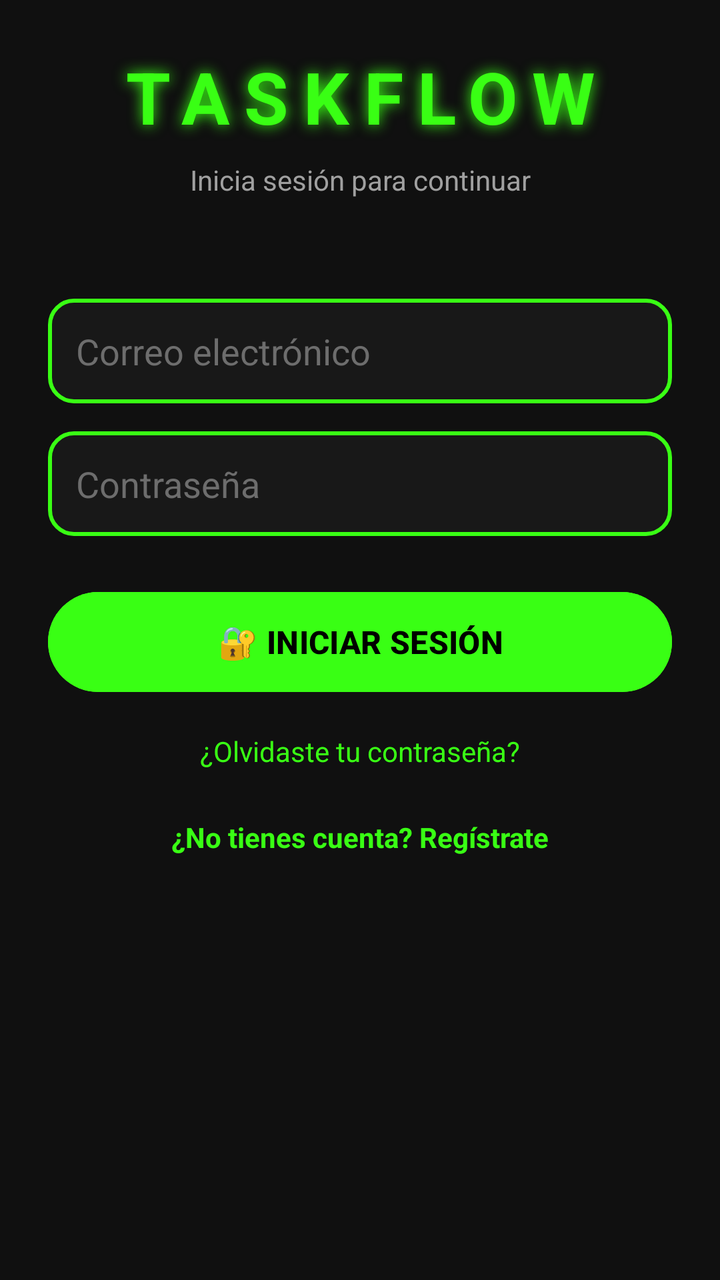
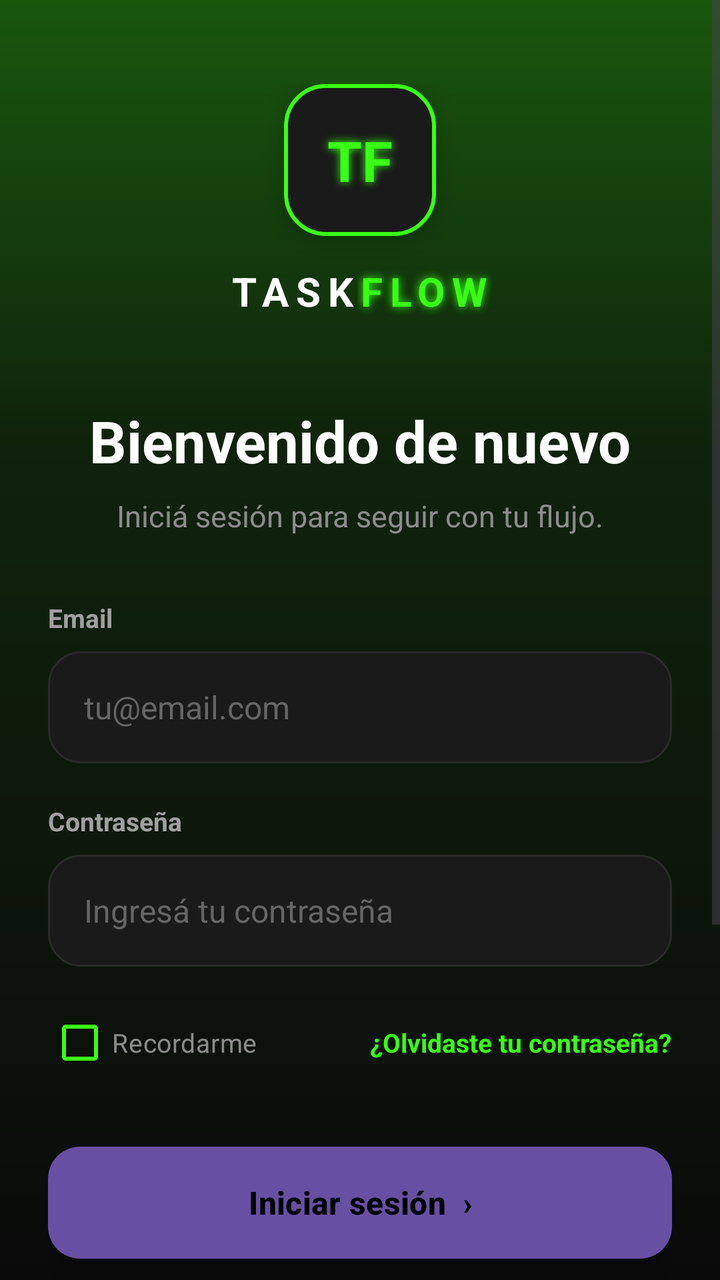

Two renders of the same Android screen: before a commit and after it. Below are the layout's source before the change and the commit's diff.
<!-- AndroidManifest.xml: application theme Theme.TaskFlow -->
<!-- res/layout/activity_login.xml -->
<?xml version="1.0" encoding="utf-8"?>
<ScrollView xmlns:android="http://schemas.android.com/apk/res/android"
    android:layout_width="match_parent"
    android:layout_height="match_parent"
    android:background="#101010"
    android:fillViewport="true">

    <LinearLayout
        android:layout_width="match_parent"
        android:layout_height="match_parent"
        android:orientation="vertical"
        android:padding="24dp">

        

        <TextView
            android:layout_width="match_parent"
            android:layout_height="wrap_content"
            android:gravity="center"
            android:text="TASKFLOW"
            android:textColor="#39FF14"
            android:textSize="36sp"
            android:textStyle="bold"
            android:letterSpacing="0.2"
            android:shadowColor="#39FF14"
            android:shadowDx="0"
            android:shadowDy="0"
            android:shadowRadius="18" />

        <TextView
            android:layout_width="match_parent"
            android:layout_height="wrap_content"
            android:layout_marginTop="8dp"
            android:gravity="center"
            android:text="Inicia sesión para continuar"
            android:textColor="#A0A0A0"
            android:textSize="14sp" />

        

        <EditText
            android:id="@+id/etEmail"
            android:layout_width="match_parent"
            android:layout_height="wrap_content"
            android:layout_marginTop="50dp"
            android:background="@drawable/neon_background"
            android:hint="Correo electrónico"
            android:textColorHint="#6D6D6D"
            android:inputType="textEmailAddress"
            android:padding="14dp"
            android:textColor="#FFFFFF" />

        

        <EditText
            android:id="@+id/etPassword"
            android:layout_width="match_parent"
            android:layout_height="wrap_content"
            android:layout_marginTop="14dp"
            android:background="@drawable/neon_background"
            android:hint="Contraseña"
            android:textColorHint="#6D6D6D"
            android:inputType="textPassword"
            android:padding="14dp"
            android:textColor="#FFFFFF" />

        

        <Button
            android:id="@+id/btnLogin"
            android:layout_width="match_parent"
            android:layout_height="58dp"
            android:layout_marginTop="24dp"
            android:backgroundTint="#39FF14"
            android:elevation="8dp"
            android:text="🔐 INICIAR SESIÓN"
            android:textAllCaps="false"
            android:textColor="#000000"
            android:textSize="16sp"
            android:textStyle="bold" />

        

        <TextView
            android:id="@+id/tvForgotPassword"
            android:layout_width="match_parent"
            android:layout_height="wrap_content"
            android:layout_marginTop="16dp"
            android:gravity="center"
            android:text="¿Olvidaste tu contraseña?"
            android:textColor="#39FF14"
            android:textSize="14sp" />

        

        <TextView
            android:id="@+id/tvRegister"
            android:layout_width="match_parent"
            android:layout_height="wrap_content"
            android:layout_marginTop="24dp"
            android:gravity="center"
            android:text="¿No tienes cuenta? Regístrate"
            android:textColor="#39FF14"
            android:textSize="14sp"
            android:textStyle="bold" />

    </LinearLayout>

</ScrollView>
<!-- resources referenced by this layout -->
<resources>
  <!-- drawable neon_background (drawable) -->
  <?xml version="1.0" encoding="utf-8"?>
  <shape xmlns:android="http://schemas.android.com/apk/res/android"
      android:shape="rectangle">
  
      <solid android:color="#181818" />
  
      <stroke
          android:width="2dp"
          android:color="#39FF14" />
  
      <corners android:radius="12dp" />
  
      <padding
          android:left="12dp"
          android:top="12dp"
          android:right="12dp"
          android:bottom="12dp" />
  
  </shape>
  <style name="Theme.TaskFlow" parent="Base.Theme.TaskFlow" />
  <style name="Base.Theme.TaskFlow" parent="Theme.Material3.DayNight.NoActionBar">
          
          
      </style>
</resources>

<!-- the commit's change to res/layout/activity_login.xml (unified diff, before → after) -->
@@ -2,108 +2,238 @@
 <ScrollView xmlns:android="http://schemas.android.com/apk/res/android"
     android:layout_width="match_parent"
     android:layout_height="match_parent"
-    android:background="#101010"
-    android:fillViewport="true">
+    android:background="@drawable/login_background_gradient"
+    android:fillViewport="true"
+    android:overScrollMode="never">
 
     <LinearLayout
         android:layout_width="match_parent"
-        android:layout_height="match_parent"
+        android:layout_height="wrap_content"
         android:orientation="vertical"
-        android:padding="24dp">
-
-        
-
-        <TextView
-            android:layout_width="match_parent"
-            android:layout_height="wrap_content"
-            android:gravity="center"
-            android:text="TASKFLOW"
+        android:gravity="center_horizontal"
+        android:paddingStart="24dp"
+        android:paddingEnd="24dp"
+        android:paddingTop="42dp"
+        android:paddingBottom="32dp">
+
+        <TextView
+            android:layout_width="76dp"
+            android:layout_height="76dp"
+            android:gravity="center"
+            android:background="@drawable/login_logo_background"
+            android:elevation="8dp"
+            android:text="TF"
             android:textColor="#39FF14"
-            android:textSize="36sp"
+            android:textSize="28sp"
             android:textStyle="bold"
-            android:letterSpacing="0.2"
             android:shadowColor="#39FF14"
             android:shadowDx="0"
             android:shadowDy="0"
-            android:shadowRadius="18" />
+            android:shadowRadius="10" />
+
+        <LinearLayout
+            android:layout_width="wrap_content"
+            android:layout_height="wrap_content"
+            android:layout_marginTop="14dp"
+            android:orientation="horizontal">
+
+            <TextView
+                android:layout_width="wrap_content"
+                android:layout_height="wrap_content"
+                android:text="TASK"
+                android:textColor="#FFFFFF"
+                android:textSize="20sp"
+                android:textStyle="bold"
+                android:letterSpacing="0.18" />
+
+            <TextView
+                android:layout_width="wrap_content"
+                android:layout_height="wrap_content"
+                android:text="FLOW"
+                android:textColor="#39FF14"
+                android:textSize="20sp"
+                android:textStyle="bold"
+                android:letterSpacing="0.18"
+                android:shadowColor="#39FF14"
+                android:shadowDx="0"
+                android:shadowDy="0"
+                android:shadowRadius="10" />
+        </LinearLayout>
+
+        <TextView
+            android:layout_width="match_parent"
+            android:layout_height="wrap_content"
+            android:layout_marginTop="42dp"
+            android:gravity="center"
+            android:text="Bienvenido de nuevo"
+            android:textColor="#FFFFFF"
+            android:textSize="29sp"
+            android:textStyle="bold" />
 
         <TextView
             android:layout_width="match_parent"
             android:layout_height="wrap_content"
             android:layout_marginTop="8dp"
             android:gravity="center"
-            android:text="Inicia sesión para continuar"
+            android:text="Iniciá sesión para seguir con tu flujo."
+            android:textColor="#8C8C8C"
+            android:textSize="15sp" />
+
+        <TextView
+            android:layout_width="match_parent"
+            android:layout_height="wrap_content"
+            android:layout_marginTop="32dp"
+            android:text="Email"
             android:textColor="#A0A0A0"
-            android:textSize="14sp" />
-
-        
+            android:textSize="13sp"
+            android:textStyle="bold" />
 
         <EditText
             android:id="@+id/etEmail"
             android:layout_width="match_parent"
-            android:layout_height="wrap_content"
-            android:layout_marginTop="50dp"
-            android:background="@drawable/neon_background"
-            android:hint="Correo electrónico"
-            android:textColorHint="#6D6D6D"
+            android:layout_height="56dp"
+            android:layout_marginTop="8dp"
+            android:background="@drawable/login_input_background"
+            android:hint="tu@email.com"
             android:inputType="textEmailAddress"
-            android:padding="14dp"
-            android:textColor="#FFFFFF" />
-
-        
+            android:paddingStart="18dp"
+            android:paddingEnd="18dp"
+            android:textColor="#FFFFFF"
+            android:textColorHint="#666666"
+            android:textSize="16sp"
+            android:singleLine="true" />
+
+        <TextView
+            android:layout_width="match_parent"
+            android:layout_height="wrap_content"
+            android:layout_marginTop="20dp"
+            android:text="Contraseña"
+            android:textColor="#A0A0A0"
+            android:textSize="13sp"
+            android:textStyle="bold" />
 
         <EditText
             android:id="@+id/etPassword"
             android:layout_width="match_parent"
+            android:layout_height="56dp"
+            android:layout_marginTop="8dp"
+            android:background="@drawable/login_input_background"
+            android:hint="Ingresá tu contraseña"
+            android:inputType="textPassword"
+            android:paddingStart="18dp"
+            android:paddingEnd="18dp"
+            android:textColor="#FFFFFF"
+            android:textColorHint="#666666"
+            android:textSize="16sp"
+            android:singleLine="true" />
+
+        <LinearLayout
+            android:layout_width="match_parent"
             android:layout_height="wrap_content"
             android:layout_marginTop="14dp"
-            android:background="@drawable/neon_background"
-            android:hint="Contraseña"
-            android:textColorHint="#6D6D6D"
-            android:inputType="textPassword"
-            android:padding="14dp"
-            android:textColor="#FFFFFF" />
-
-        
+            android:gravity="center_vertical"
+            android:orientation="horizontal">
+
+            <CheckBox
+                android:layout_width="wrap_content"
+                android:layout_height="wrap_content"
+                android:buttonTint="#39FF14"
+                android:text="Recordarme"
+                android:textColor="#8C8C8C"
+                android:textSize="13sp" />
+
+            <View
+                android:layout_width="0dp"
+                android:layout_height="1dp"
+                android:layout_weight="1" />
+
+            <TextView
+                android:id="@+id/tvForgotPassword"
+                android:layout_width="wrap_content"
+                android:layout_height="wrap_content"
+                android:text="¿Olvidaste tu contraseña?"
+                android:textColor="#39FF14"
+                android:textSize="13sp"
+                android:textStyle="bold" />
+        </LinearLayout>
 
         <Button
             android:id="@+id/btnLogin"
             android:layout_width="match_parent"
-            android:layout_height="58dp"
-            android:layout_marginTop="24dp"
-            android:backgroundTint="#39FF14"
+            android:layout_height="56dp"
+            android:layout_marginTop="28dp"
+            android:background="@drawable/login_button_background"
             android:elevation="8dp"
-            android:text="🔐 INICIAR SESIÓN"
+            android:stateListAnimator="@null"
+            android:text="Iniciar sesión  ›"
             android:textAllCaps="false"
             android:textColor="#000000"
             android:textSize="16sp"
             android:textStyle="bold" />
 
-        
-
-        <TextView
-            android:id="@+id/tvForgotPassword"
-            android:layout_width="match_parent"
-            android:layout_height="wrap_content"
-            android:layout_marginTop="16dp"
-            android:gravity="center"
-            android:text="¿Olvidaste tu contraseña?"
+        <LinearLayout
+            android:layout_width="match_parent"
+            android:layout_height="wrap_content"
+            android:layout_marginTop="28dp"
+            android:gravity="center_vertical"
+            android:orientation="horizontal">
+
+            <View
+                android:layout_width="0dp"
+                android:layout_height="1dp"
+                android:layout_weight="1"
+                android:background="#2A2A2A" />
+
+            <TextView
+                android:layout_width="wrap_content"
+                android:layout_height="wrap_content"
+                android:layout_marginStart="14dp"
+                android:layout_marginEnd="14dp"
+                android:text="o continuá con"
+                android:textColor="#666666"
+                android:textSize="12sp" />
+
+            <View
+                android:layout_width="0dp"
+                android:layout_height="1dp"
+                android:layout_weight="1"
+                android:background="#2A2A2A" />
+        </LinearLayout>
+
+        <Button
+            android:layout_width="match_parent"
+            android:layout_height="52dp"
+            android:layout_marginTop="18dp"
+            android:background="@drawable/login_secondary_button"
+            android:stateListAnimator="@null"
+            android:text="G     Google"
+            android:textAllCaps="false"
+            android:textColor="#FFFFFF"
+            android:textSize="15sp"
+            android:textStyle="bold" />
+
+        <TextView
+            android:id="@+id/tvRegister"
+            android:layout_width="match_parent"
+            android:layout_height="wrap_content"
+            android:layout_marginTop="30dp"
+            android:gravity="center"
+            android:text="¿No tenés cuenta?  Registrate"
+            android:textColor="#8C8C8C"
+            android:textSize="14sp" />
+
+        <TextView
+            android:layout_width="wrap_content"
+            android:layout_height="wrap_content"
+            android:layout_marginTop="12dp"
+            android:shadowColor="#39FF14"
+            android:shadowDx="0"
+            android:shadowDy="0"
+            android:shadowRadius="16"
+            android:text="✓"
             android:textColor="#39FF14"
-            android:textSize="14sp" />
-
-        
-
-        <TextView
-            android:id="@+id/tvRegister"
-            android:layout_width="match_parent"
-            android:layout_height="wrap_content"
-            android:layout_marginTop="24dp"
-            android:gravity="center"
-            android:text="¿No tienes cuenta? Regístrate"
-            android:textColor="#39FF14"
-            android:textSize="14sp"
+            android:textSize="36sp"
             android:textStyle="bold" />
 
     </LinearLayout>
-
 </ScrollView>
<!-- resource entries referenced after the edit -->
@@ -1,25 +1,111 @@
 <!-- resources referenced by this layout -->
 <resources>
-  <!-- drawable neon_background (drawable) -->
+  <!-- drawable login_background_gradient (drawable) -->
+  <?xml version="1.0" encoding="utf-8"?>
+  <layer-list xmlns:android="http://schemas.android.com/apk/res/android">
+  
+      <item>
+          <shape android:shape="rectangle">
+              <solid android:color="#0A0A0A" />
+          </shape>
+      </item>
+  
+      <item>
+          <shape android:shape="rectangle">
+              <gradient
+                  android:type="linear"
+                  android:angle="270"
+                  android:startColor="#5039FF14"
+                  android:centerColor="#1939FF14"
+                  android:endColor="#000A0A0A"
+                  android:centerY="0.35" />
+          </shape>
+      </item>
+  
+  </layer-list>
+  <!-- drawable login_button_background (drawable) -->
+  <?xml version="1.0" encoding="utf-8"?>
+  <selector xmlns:android="http://schemas.android.com/apk/res/android">
+  
+      <item android:state_pressed="true">
+          <shape android:shape="rectangle">
+              <solid android:color="#2EDB10" />
+              <corners android:radius="16dp" />
+          </shape>
+      </item>
+  
+      <item>
+          <shape android:shape="rectangle">
+              <solid android:color="#39FF14" />
+              <corners android:radius="16dp" />
+          </shape>
+      </item>
+  
+  </selector>
+  <!-- drawable login_input_background (drawable) -->
+  <?xml version="1.0" encoding="utf-8"?>
+  <selector xmlns:android="http://schemas.android.com/apk/res/android">
+  
+      <item android:state_focused="true">
+          <shape android:shape="rectangle">
+              <solid android:color="#1A1A1A" />
+              <corners android:radius="16dp" />
+              <stroke
+                  android:width="2dp"
+                  android:color="#39FF14" />
+          </shape>
+      </item>
+  
+      <item>
+          <shape android:shape="rectangle">
+              <solid android:color="#1A1A1A" />
+              <corners android:radius="16dp" />
+              <stroke
+                  android:width="1dp"
+                  android:color="#2A2A2A" />
+          </shape>
+      </item>
+  
+  </selector>
+  <!-- drawable login_logo_background (drawable) -->
   <?xml version="1.0" encoding="utf-8"?>
   <shape xmlns:android="http://schemas.android.com/apk/res/android"
       android:shape="rectangle">
   
-      <solid android:color="#181818" />
+      <solid android:color="#1A1A1A" />
+  
+      <corners android:radius="20dp" />
   
       <stroke
           android:width="2dp"
           android:color="#39FF14" />
   
-      <corners android:radius="12dp" />
+  </shape>
+  <!-- drawable login_secondary_button (drawable) -->
+  <?xml version="1.0" encoding="utf-8"?>
+  <selector xmlns:android="http://schemas.android.com/apk/res/android">
   
-      <padding
-          android:left="12dp"
-          android:top="12dp"
-          android:right="12dp"
-          android:bottom="12dp" />
+      <item android:state_pressed="true">
+          <shape android:shape="rectangle">
+              <solid android:color="#202020" />
+              <corners android:radius="16dp" />
+              <stroke
+                  android:width="1dp"
+                  android:color="#39FF14" />
+          </shape>
+      </item>
   
-  </shape>
+      <item>
+          <shape android:shape="rectangle">
+              <solid android:color="#1A1A1A" />
+              <corners android:radius="16dp" />
+              <stroke
+                  android:width="1dp"
+                  android:color="#2A2A2A" />
+          </shape>
+      </item>
+  
+  </selector>
   <style name="Theme.TaskFlow" parent="Base.Theme.TaskFlow" />
   <style name="Base.Theme.TaskFlow" parent="Theme.Material3.DayNight.NoActionBar">
           
